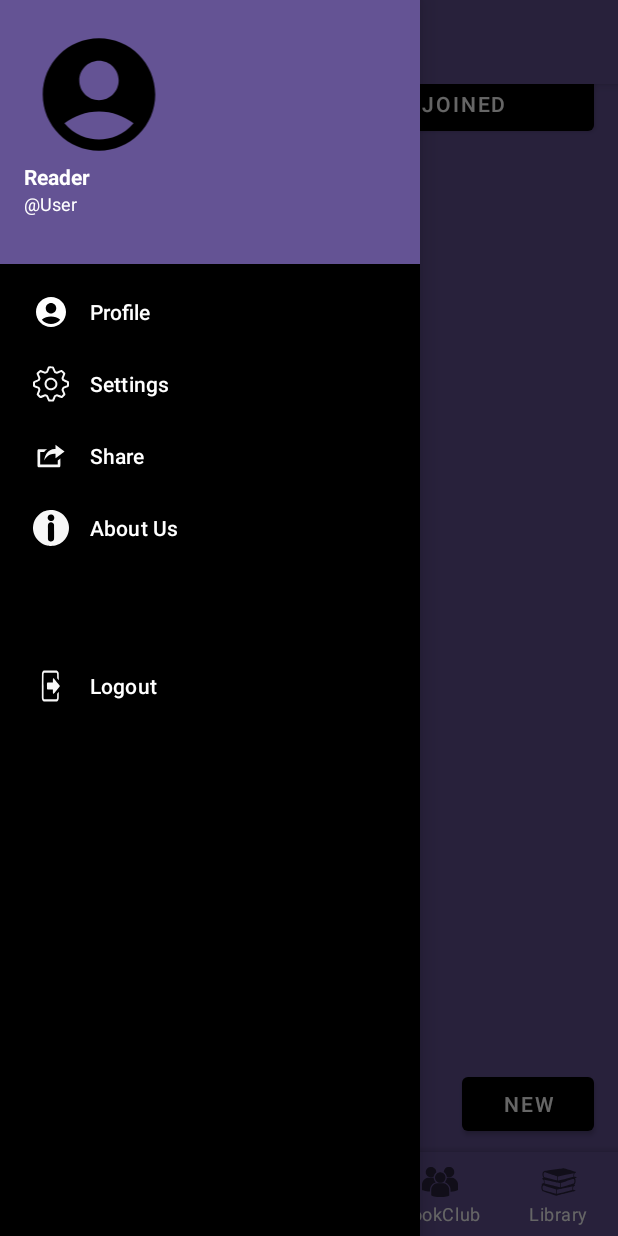
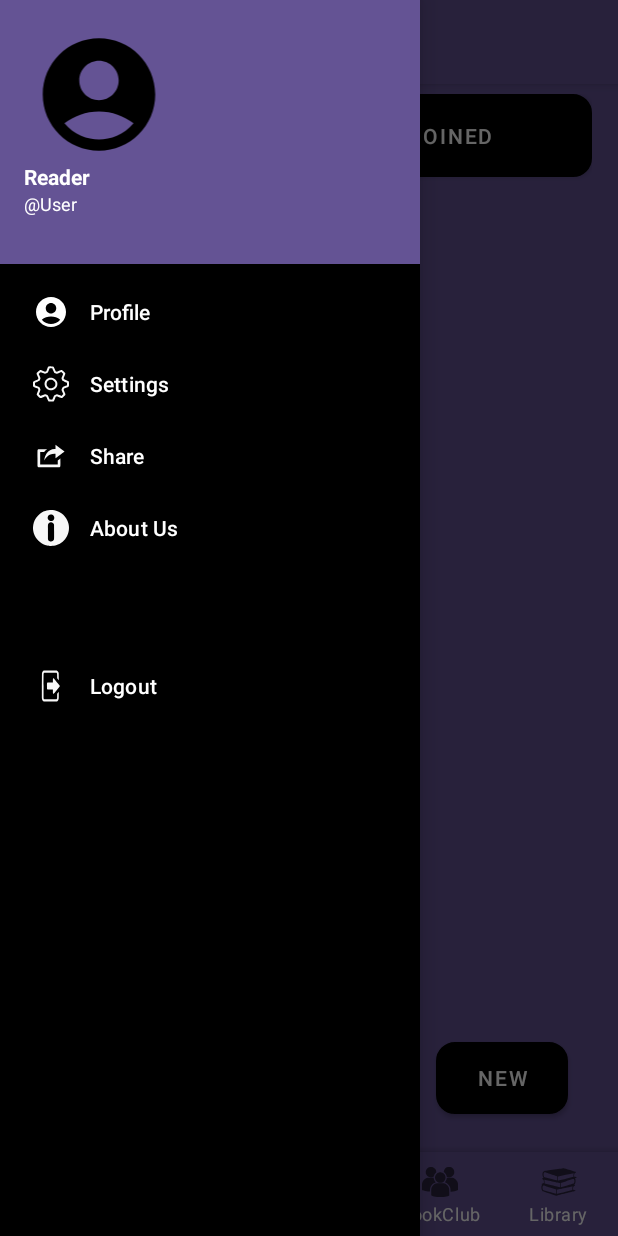
Before and after one commit to Natcod/bookstore, an Android app: the fragment BookClub placed in its activity, with the side drawer open, on a phone screen of 412 x 824 dp. Run offline under Robolectric (Android 15) with nearby library versions, the phone set to English and light mode, and no system bars; our stand-ins replace Firebase (no records; nobody signed in at launch, a user with empty details on screens opened directly).

Commit message:
Refactor Gradle build files, update layout files, and implement lazy loading for images
Improve build configuration by refactoring Gradle build files, adding the jcenter repository, and updating the Android Gradle Plugin to version 7.0.4. Enhance the user interface by updating layout files for the library group item, PDF viewer fragment, and book detail fragment. Adjust the dimensions of the book cover image view and implement lazy loading for images. These changes optimize the app's performance and improve the user experience.

```diff
--- a/app/src/main/java/com/example/tobiya_books/BooksAdapter.java
+++ b/app/src/main/java/com/example/tobiya_books/BooksAdapter.java
@@ -68,7 +68,7 @@ public class BooksAdapter extends RecyclerView.Adapter<BooksAdapter.BookViewHold
             // Use Glide to load the cover image from a URL
             Glide.with(context)
                     .load(book.getCoverImage())
-                    .apply(new RequestOptions().placeholder(R.drawable.yoratorad).error(R.drawable.yehabeshajebdu))
+                    .apply(new RequestOptions().placeholder(R.drawable.logot).error(R.drawable.logot))
                     .into(coverImageView);
 
             itemView.setOnClickListener(new View.OnClickListener() {
--- a/app/src/main/java/com/example/tobiya_books/MainActivity.java
+++ b/app/src/main/java/com/example/tobiya_books/MainActivity.java
@@ -1,10 +1,4 @@
-// MainActivity.java
 package com.example.tobiya_books;
-
-
-
-// Inside MainActivity.java
-
 import android.Manifest;
 import android.app.Dialog;
 import android.content.Context;
--- /dev/null
+++ b/app/src/main/res/drawable/button_background.xml
@@ -0,0 +1,8 @@
+<?xml version="1.0" encoding="utf-8"?>
+<shape xmlns:android="http://schemas.android.com/apk/res/android">
+    <solid android:color="@color/test" />
+    <corners android:radius="12dp" />
+    <stroke
+        android:width="1dp"
+        android:color="@color/purple_500" /> <!-- Optional stroke for border -->
+</shape>
--- a/app/src/main/res/layout/fragment_all_groups.xml
+++ b/app/src/main/res/layout/fragment_all_groups.xml
@@ -22,7 +22,8 @@
         android:text="New"
         app:layout_constraintBottom_toBottomOf="parent"
         app:layout_constraintEnd_toEndOf="parent"
-        android:layout_margin="16dp"/>
+        android:layout_margin="16dp"
+        android:background="@drawable/button_background"/>
 
 
 
--- a/app/src/main/res/layout/fragment_book_club.xml
+++ b/app/src/main/res/layout/fragment_book_club.xml
@@ -5,6 +5,9 @@
     xmlns:tools="http://schemas.android.com/tools"
     android:layout_width="match_parent"
     android:layout_height="match_parent"
+    android:layout_marginTop="25dp"
+    android:layout_margin="17dp"
+    android:background="@color/lavender"
     tools:context=".BookClub">
 
     <!-- "All Groups" Button -->
@@ -13,10 +16,13 @@
         android:layout_width="0dp"
         android:layout_height="wrap_content"
         android:text="All Groups"
-        android:layout_margin="16dp"
-        app:layout_constraintStart_toStartOf="parent"
-        app:layout_constraintEnd_toStartOf="@id/button_joined"
-        app:layout_constraintHorizontal_chainStyle="spread_inside"/>
+        android:layout_marginTop="24dp"
+        android:background="@drawable/button_background"
+    android:textColor="@android:color/white"
+    android:padding="12dp"
+    app:layout_constraintStart_toStartOf="parent"
+    app:layout_constraintEnd_toStartOf="@id/button_joined"
+    app:layout_constraintHorizontal_chainStyle="spread_inside"/>
 
     <!-- "Joined" Button -->
     <Button
@@ -24,16 +30,20 @@
         android:layout_width="0dp"
         android:layout_height="wrap_content"
         android:text="Joined"
-        android:layout_margin="16dp"
-        app:layout_constraintStart_toEndOf="@id/button_all_groups"
-        app:layout_constraintEnd_toEndOf="parent"
-        app:layout_constraintHorizontal_chainStyle="spread_inside"/>
+        android:background="@drawable/button_background"
+    android:textColor="@android:color/white"
+    android:padding="12dp"
+    app:layout_constraintStart_toEndOf="@id/button_all_groups"
+    app:layout_constraintEnd_toEndOf="parent"
+    app:layout_constraintHorizontal_chainStyle="spread_inside"
+    app:layout_constraintTop_toTopOf="@id/button_all_groups"/>
 
     <!-- ViewPager2 for swiping between tabs -->
     <androidx.viewpager2.widget.ViewPager2
         android:id="@+id/view_pager"
         android:layout_width="0dp"
         android:layout_height="0dp"
+        android:background="@color/lavender"
         app:layout_constraintTop_toBottomOf="@id/button_all_groups"
         app:layout_constraintBottom_toTopOf="@id/tab_layout"
         app:layout_constraintStart_toStartOf="parent"
@@ -44,11 +54,10 @@
         android:id="@+id/tab_layout"
         android:layout_width="match_parent"
         android:layout_height="wrap_content"
+        android:background="@color/lavender"
         app:layout_constraintBottom_toBottomOf="parent"
-        app:layout_constraintStart_toStartOf="parent"
-        app:layout_constraintEnd_toEndOf="parent"/>
-
-    <!-- FloatingActionButton for creating a new group -->
-
+        app:layout_constraintEnd_toEndOf="parent"
+        app:layout_constraintHorizontal_bias="1.0"
+        app:layout_constraintStart_toStartOf="parent" />
 
 </androidx.constraintlayout.widget.ConstraintLayout>
--- a/app/src/main/res/layout/fragment_book_detail.xml
+++ b/app/src/main/res/layout/fragment_book_detail.xml
@@ -13,8 +13,7 @@
             android:layout_width="match_parent"
             android:layout_height="400dp"
             android:scaleType="fitCenter"
-            android:src="@drawable/yoratorad" /> <!-- Placeholder image resource -->
-
+            android:src="@drawable/logot" />
         <TextView
             android:id="@+id/detail_title"
             android:layout_width="match_parent"
--- a/app/src/main/res/layout/item_library_group.xml
+++ b/app/src/main/res/layout/item_library_group.xml
@@ -64,6 +64,7 @@ android:gravity="center_vertical"
         android:layout_height="wrap_content"
         android:text="Open"
         android:layout_marginTop="8dp"
+        android:backgroundTint="@color/purple_500"
         android:layout_marginStart="16dp"/>
 
 </LinearLayout>
--- a/app/src/main/res/values/colors.xml
+++ b/app/src/main/res/values/colors.xml
@@ -4,7 +4,10 @@
     <color name="white">#FFFFFFFF</color>
     <color name="red">#FF0000</color>
     <color name="purple_200">#FFBB86FC</color>
+    <color name="test">#85586F</color>
     <color name="purple_500">#FF6200EE</color>
     <color name="purple">#645394</color>
     <color name="lavender">#645394</color>
+    <color name="purCon">  #FFFAC0</color>
+
 </resources>
```
Also changed, not shown: app/src/main/res/layout/fragment_store.xml (+7 -0 lines), app/src/main/res/layout/item_book.xml (+4 -3 lines).
